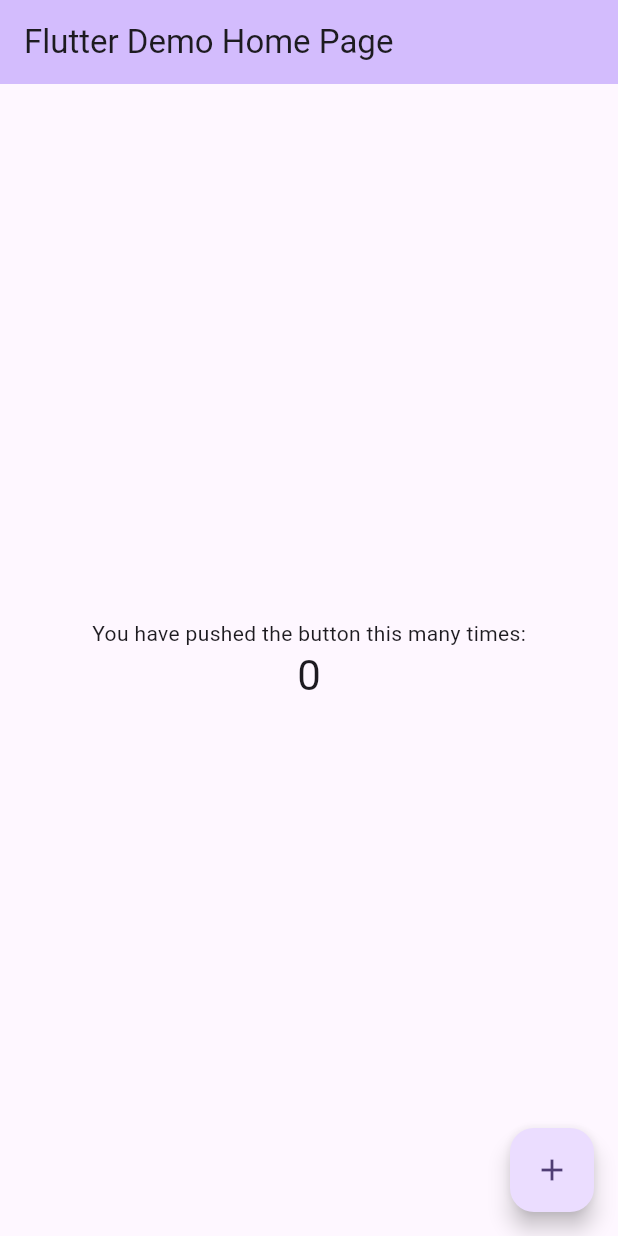
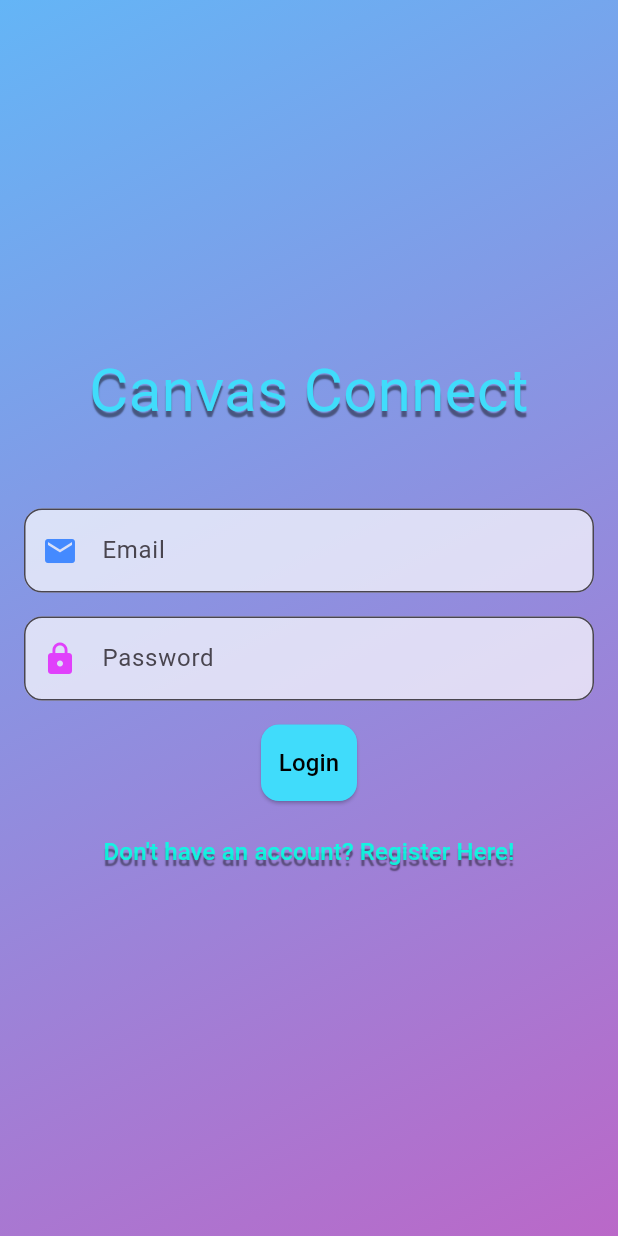
Before and after one commit to navedn/canvas_connect, a Flutter app: the screen it shows after launch, on a phone screen of 412 x 824 dp. Run offline on Flutter 3.47's test engine with Material 3 defaults, Android fonts, the phone set to English and light mode, and no system bars; our stand-ins replace cloud_firestore, firebase_auth, firebase_core; accounts and stored records are empty; generated files the repository leaves out were written again.

Commit message:
Set up login screen

```diff
--- a/lib/main.dart
+++ b/lib/main.dart
@@ -1,125 +1,283 @@
 import 'package:flutter/material.dart';
+import 'package:firebase_auth/firebase_auth.dart';
+import 'package:firebase_core/firebase_core.dart';
+import 'package:cloud_firestore/cloud_firestore.dart';
+// import 'package:flutter_messageboard/register_screen.dart';
+import 'firebase_options.dart';
+import 'splash_screen.dart';
+// import 'message_boards_screen.dart';
+// import 'profile_screen.dart';
+// import 'settings_screen.dart';
 
-void main() {
-  runApp(const MyApp());
-}
-
-class MyApp extends StatelessWidget {
-  const MyApp({super.key});
-
-  // This widget is the root of your application.
-  @override
-  Widget build(BuildContext context) {
-    return MaterialApp(
-      title: 'Flutter Demo',
-      theme: ThemeData(
-        // This is the theme of your application.
-        //
-        // TRY THIS: Try running your application with "flutter run". You'll see
-        // the application has a purple toolbar. Then, without quitting the app,
-        // try changing the seedColor in the colorScheme below to Colors.green
-        // and then invoke "hot reload" (save your changes or press the "hot
-        // reload" button in a Flutter-supported IDE, or press "r" if you used
-        // the command line to start the app).
-        //
-        // Notice that the counter didn't reset back to zero; the application
-        // state is not lost during the reload. To reset the state, use hot
-        // restart instead.
-        //
-        // This works for code too, not just values: Most code changes can be
-        // tested with just a hot reload.
-        colorScheme: ColorScheme.fromSeed(seedColor: Colors.deepPurple),
-        useMaterial3: true,
+class AppTheme {
+  static ThemeData get lightTheme {
+    return ThemeData(
+      scaffoldBackgroundColor: Colors.transparent,
+      fontFamily: 'Roboto',
+      primaryColor: Colors.blueAccent.shade200,
+      textTheme: TextTheme(
+        displayLarge: TextStyle(
+          fontSize: 40,
+          fontWeight: FontWeight.bold,
+          foreground: Paint()
+            ..shader = LinearGradient(
+              colors: [
+                Colors.blueAccent.shade200,
+                const Color.fromARGB(255, 64, 220, 251),
+              ],
+              begin: Alignment.topCenter,
+              end: Alignment.bottomCenter,
+            ).createShader(Rect.fromLTWH(0.0, 0.0, 200.0, 70.0)),
+          shadows: [
+            Shadow(
+              offset: Offset(0, 4),
+              blurRadius: 0.5,
+              color: Colors.black45,
             ),
-      home: const MyHomePage(title: 'Flutter Demo Home Page'),
+          ],
+        ),
+        bodyLarge: TextStyle(
+          fontSize: 16,
+          color: Colors.white.withOpacity(0.9),
+        ),
+        labelLarge: TextStyle(
+          fontSize: 16,
+          fontWeight: FontWeight.bold,
+          color: Colors.black,
+        ),
+      ),
+      inputDecorationTheme: InputDecorationTheme(
+        filled: true,
+        fillColor: Colors.white.withOpacity(0.7),
+        labelStyle: TextStyle(color: Colors.black54),
+        prefixIconColor: Colors.blueAccent,
+        border: OutlineInputBorder(
+          borderRadius: BorderRadius.circular(12.0),
+        ),
+      ),
+      elevatedButtonTheme: ElevatedButtonThemeData(
+        style: ElevatedButton.styleFrom(
+          padding: EdgeInsets.symmetric(vertical: 14.0),
+          shape: RoundedRectangleBorder(
+            borderRadius: BorderRadius.circular(12.0),
+          ),
+          backgroundColor: const Color.fromARGB(255, 64, 220, 251),
+        ),
+      ),
+      textButtonTheme: TextButtonThemeData(
+        style: TextButton.styleFrom(
+          textStyle: TextStyle(
+            fontSize: 16,
+            color: const Color.fromARGB(255, 7, 255, 226).withOpacity(0.9),
+            shadows: [
+              Shadow(
+                offset: Offset(0, 4),
+                blurRadius: 0.5,
+                color: Colors.black45,
+              ),
+            ],
+          ),
+        ),
+      ),
+      colorScheme: ColorScheme.fromSwatch()
+          .copyWith(secondary: const Color.fromARGB(255, 64, 220, 251)),
     );
   }
 }
 
-class MyHomePage extends StatefulWidget {
-  const MyHomePage({super.key, required this.title});
-
-  // This widget is the home page of your application. It is stateful, meaning
-  // that it has a State object (defined below) that contains fields that affect
-  // how it looks.
-
-  // This class is the configuration for the state. It holds the values (in this
-  // case the title) provided by the parent (in this case the App widget) and
-  // used by the build method of the State. Fields in a Widget subclass are
-  // always marked "final".
-
-  final String title;
-
-  @override
-  State<MyHomePage> createState() => _MyHomePageState();
+void main() async {
+  WidgetsFlutterBinding.ensureInitialized();
+  await Firebase.initializeApp(
+    options: DefaultFirebaseOptions.currentPlatform,
+  );
+  runApp(MyApp());
 }
 
-class _MyHomePageState extends State<MyHomePage> {
-  int _counter = 0;
+class MyApp extends StatelessWidget {
+  @override
+  Widget build(BuildContext context) {
+    return MaterialApp(
+      title: 'Firebase Chat App',
+      initialRoute: '/',
+      routes: {
+        '/': (context) => const SplashScreen(),
+        '/login': (context) => LoginScreen(),
+        // '/register': (context) => RegisterScreen(),
+        // '/messageBoards': (context) => MessageBoardsScreen(),
+        // '/profile': (context) => ProfileScreen(),
+        // '/settings': (context) => SettingsScreen(),
+      },
+    );
+  }
+}
 
-  void _incrementCounter() {
+class LoginScreen extends StatefulWidget {
+  @override
+  _LoginScreenState createState() => _LoginScreenState();
+}
+
+class _LoginScreenState extends State<LoginScreen> {
+  final FirebaseAuth _auth = FirebaseAuth.instance;
+  final GlobalKey<FormState> _formKey = GlobalKey<FormState>();
+  final TextEditingController _emailController = TextEditingController();
+  final TextEditingController _passwordController = TextEditingController();
+
+  String? _errorMessage;
+
+  Future<void> _login() async {
+    try {
+      await _auth.signInWithEmailAndPassword(
+        email: _emailController.text,
+        password: _passwordController.text,
+      );
+      Navigator.of(context).pushReplacementNamed('/messageBoards');
+    } catch (e) {
       setState(() {
-      // This call to setState tells the Flutter framework that something has
-      // changed in this State, which causes it to rerun the build method below
-      // so that the display can reflect the updated values. If we changed
-      // _counter without calling setState(), then the build method would not be
-      // called again, and so nothing would appear to happen.
-      _counter++;
+        _errorMessage = "Login failed. Please check your email and password.";
       });
+    }
   }
 
   @override
   Widget build(BuildContext context) {
-    // This method is rerun every time setState is called, for instance as done
-    // by the _incrementCounter method above.
-    //
-    // The Flutter framework has been optimized to make rerunning build methods
-    // fast, so that you can just rebuild anything that needs updating rather
-    // than having to individually change instances of widgets.
     return Scaffold(
-      appBar: AppBar(
-        // TRY THIS: Try changing the color here to a specific color (to
-        // Colors.amber, perhaps?) and trigger a hot reload to see the AppBar
-        // change color while the other colors stay the same.
-        backgroundColor: Theme.of(context).colorScheme.inversePrimary,
-        // Here we take the value from the MyHomePage object that was created by
-        // the App.build method, and use it to set our appbar title.
-        title: Text(widget.title),
+      // appBar: AppBar(title: Text('Login Screen')),
+      body: Container(
+        decoration: BoxDecoration(
+          gradient: LinearGradient(
+            colors: [
+              Colors.blue.shade300,
+              Colors.purple.shade300,
+            ],
+            begin: Alignment.topLeft,
+            end: Alignment.bottomRight,
           ),
-      body: Center(
-        // Center is a layout widget. It takes a single child and positions it
-        // in the middle of the parent.
+        ),
+        child: Padding(
+          padding: const EdgeInsets.all(16.0),
+          child: Form(
+            key: _formKey,
             child: Column(
-          // Column is also a layout widget. It takes a list of children and
-          // arranges them vertically. By default, it sizes itself to fit its
-          // children horizontally, and tries to be as tall as its parent.
-          //
-          // Column has various properties to control how it sizes itself and
-          // how it positions its children. Here we use mainAxisAlignment to
-          // center the children vertically; the main axis here is the vertical
-          // axis because Columns are vertical (the cross axis would be
-          // horizontal).
-          //
-          // TRY THIS: Invoke "debug painting" (choose the "Toggle Debug Paint"
-          // action in the IDE, or press "p" in the console), to see the
-          // wireframe for each widget.
               mainAxisAlignment: MainAxisAlignment.center,
-          children: <Widget>[
-            const Text(
-              'You have pushed the button this many times:',
+              children: [
+                Text(
+                  'Canvas Connect',
+                  style: TextStyle(
+                    fontSize: 40,
+                    foreground: Paint()
+                      ..shader = LinearGradient(
+                        colors: [
+                          Colors.blueAccent.shade200,
+                          const Color.fromARGB(255, 64, 220, 251),
+                        ],
+                        begin: Alignment.topCenter,
+                        end: Alignment.bottomCenter,
+                      ).createShader(Rect.fromLTWH(0.0, 0.0, 200.0, 70.0)),
+                    shadows: [
+                      Shadow(
+                        offset: Offset(0, 4),
+                        blurRadius: 0.5,
+                        color: Colors.black45,
                       ),
-            Text(
-              '$_counter',
-              style: Theme.of(context).textTheme.headlineMedium,
+                    ],
+                  ),
+                  textAlign: TextAlign.center,
+                ),
+                SizedBox(height: 50),
+                TextFormField(
+                  controller: _emailController,
+                  decoration: InputDecoration(
+                    labelText: 'Email',
+                    prefixIcon: Icon(Icons.email, color: Colors.blueAccent),
+                    filled: true,
+                    fillColor: Colors.white.withOpacity(0.7),
+                    border: OutlineInputBorder(
+                      borderRadius: BorderRadius.circular(12.0),
+                    ),
+                  ),
+                  validator: (value) {
+                    if (value?.isEmpty ?? true) {
+                      return 'Please enter your email';
+                    }
+                    return null;
+                  },
+                ),
+                SizedBox(height: 16),
+                TextFormField(
+                  controller: _passwordController,
+                  decoration: InputDecoration(
+                    labelText: 'Password',
+                    prefixIcon: Icon(Icons.lock, color: Colors.purpleAccent),
+                    filled: true,
+                    fillColor: Colors.white.withOpacity(0.7),
+                    border: OutlineInputBorder(
+                      borderRadius: BorderRadius.circular(12.0),
+                    ),
+                  ),
+                  obscureText: true,
+                  validator: (value) {
+                    if (value?.isEmpty ?? true) {
+                      return 'Please enter your password';
+                    }
+                    return null;
+                  },
+                ),
+                if (_errorMessage != null)
+                  Padding(
+                    padding: const EdgeInsets.only(top: 8.0),
+                    child: Text(
+                      _errorMessage!,
+                      style: TextStyle(color: Colors.red),
+                    ),
+                  ),
+                SizedBox(height: 16),
+                ElevatedButton(
+                  onPressed: () {
+                    if (_formKey.currentState!.validate()) {
+                      _login();
+                    }
+                  },
+                  style: ElevatedButton.styleFrom(
+                    padding: EdgeInsets.symmetric(vertical: 14.0),
+                    shape: RoundedRectangleBorder(
+                      borderRadius: BorderRadius.circular(12.0),
+                    ),
+                    backgroundColor: Color.fromARGB(255, 64, 220, 251),
+                  ),
+                  child: Text(
+                    'Login',
+                    style: TextStyle(
+                      fontSize: 16,
+                      color: Colors.black,
+                    ),
+                  ),
+                ),
+                SizedBox(
+                  height: 10,
+                ),
+                TextButton(
+                  onPressed: () => Navigator.of(context).pushNamed('/register'),
+                  child: Text(
+                    'Don\'t have an account? Register Here!',
+                    style: TextStyle(
+                      fontSize: 16,
+                      color: const Color.fromARGB(255, 7, 255, 226)
+                          .withOpacity(0.9),
+                      shadows: [
+                        Shadow(
+                          offset: Offset(0, 4),
+                          blurRadius: 0.5,
+                          color: Colors.black45,
                         ),
                       ],
                     ),
                   ),
-      floatingActionButton: FloatingActionButton(
-        onPressed: _incrementCounter,
-        tooltip: 'Increment',
-        child: const Icon(Icons.add),
-      ), // This trailing comma makes auto-formatting nicer for build methods.
+                ),
+              ],
+            ),
+          ),
+        ),
+      ),
     );
   }
 }
--- a/pubspec.yaml
+++ b/pubspec.yaml
@@ -36,6 +36,8 @@ dependencies:
   # Use with the CupertinoIcons class for iOS style icons.
   cupertino_icons: ^1.0.8
   firebase_core: ^3.8.0
+  cloud_firestore: ^5.5.0
+  firebase_auth: ^5.3.3
 
 dev_dependencies:
   flutter_test:
```
Also changed, not shown: lib/splash_screen.dart (added, +62 -0 lines), pubspec.lock, 4 other files. Lines whose indentation alone changed are shown as unchanged.
